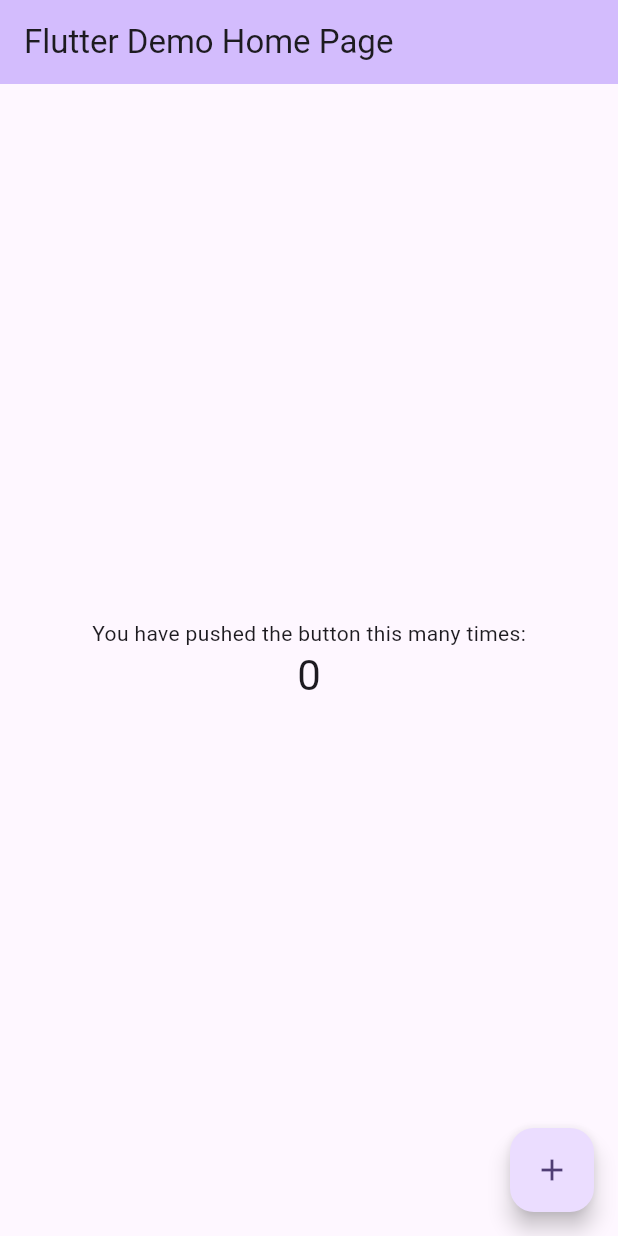
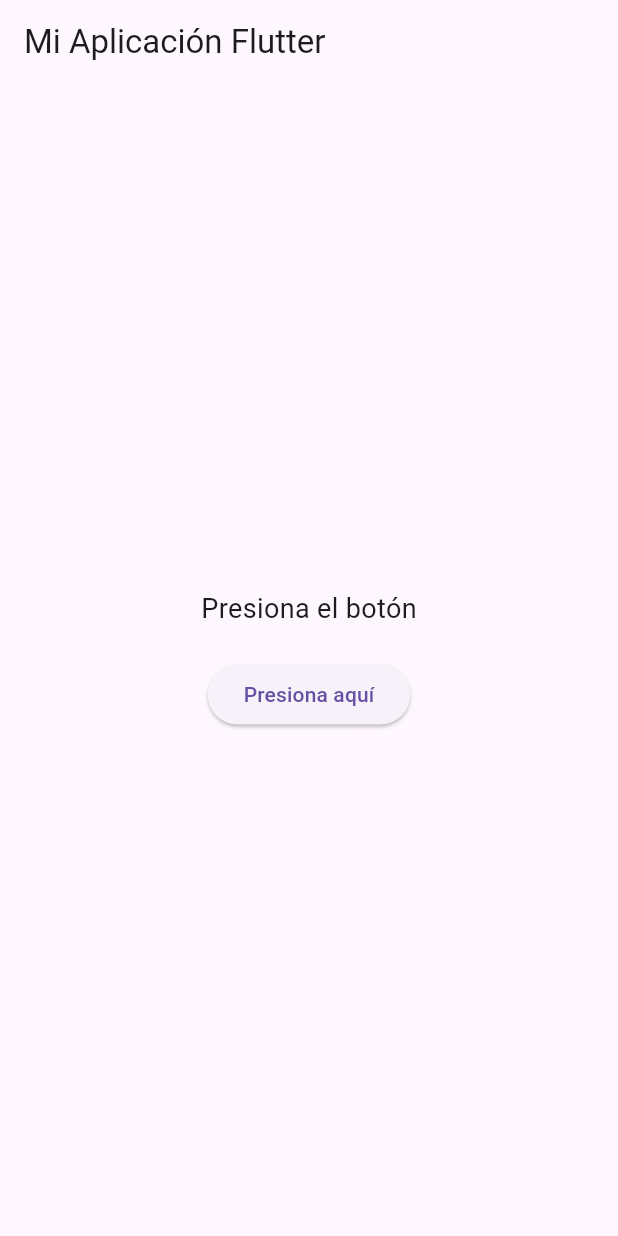
Before and after one commit to juanpispablo200/tareas7, a Flutter app: the screen it shows after launch, on a phone screen of 412 x 824 dp. Run offline on Flutter 3.47's test engine with Material 3 defaults, Android fonts, the phone set to English and light mode, and no system bars.

Commit message:
Cambios en archivo1 y archivo2

```diff
--- a/lib/main.dart
+++ b/lib/main.dart
@@ -1,125 +1,54 @@
 import 'package:flutter/material.dart';
 
 void main() {
-  runApp(const MyApp());
+  runApp(MyApp());
 }
 
 class MyApp extends StatelessWidget {
-  const MyApp({super.key});
-
-  // This widget is the root of your application.
   @override
   Widget build(BuildContext context) {
     return MaterialApp(
-      title: 'Flutter Demo',
-      theme: ThemeData(
-        // This is the theme of your application.
-        //
-        // TRY THIS: Try running your application with "flutter run". You'll see
-        // the application has a purple toolbar. Then, without quitting the app,
-        // try changing the seedColor in the colorScheme below to Colors.green
-        // and then invoke "hot reload" (save your changes or press the "hot
-        // reload" button in a Flutter-supported IDE, or press "r" if you used
-        // the command line to start the app).
-        //
-        // Notice that the counter didn't reset back to zero; the application
-        // state is not lost during the reload. To reset the state, use hot
-        // restart instead.
-        //
-        // This works for code too, not just values: Most code changes can be
-        // tested with just a hot reload.
-        colorScheme: ColorScheme.fromSeed(seedColor: Colors.deepPurple),
-        useMaterial3: true,
-      ),
-      home: const MyHomePage(title: 'Flutter Demo Home Page'),
+      home: MyHomePage(),
     );
   }
 }
 
 class MyHomePage extends StatefulWidget {
-  const MyHomePage({super.key, required this.title});
-
-  // This widget is the home page of your application. It is stateful, meaning
-  // that it has a State object (defined below) that contains fields that affect
-  // how it looks.
-
-  // This class is the configuration for the state. It holds the values (in this
-  // case the title) provided by the parent (in this case the App widget) and
-  // used by the build method of the State. Fields in a Widget subclass are
-  // always marked "final".
-
-  final String title;
-
   @override
-  State<MyHomePage> createState() => _MyHomePageState();
+  _MyHomePageState createState() => _MyHomePageState();
 }
 
 class _MyHomePageState extends State<MyHomePage> {
-  int _counter = 0;
+  String mensaje = 'Presiona el botón';
 
-  void _incrementCounter() {
+  void cambiarMensaje() {
     setState(() {
-      // This call to setState tells the Flutter framework that something has
-      // changed in this State, which causes it to rerun the build method below
-      // so that the display can reflect the updated values. If we changed
-      // _counter without calling setState(), then the build method would not be
-      // called again, and so nothing would appear to happen.
-      _counter++;
+      mensaje = '¡Hola, Flutter!';
     });
   }
 
   @override
   Widget build(BuildContext context) {
-    // This method is rerun every time setState is called, for instance as done
-    // by the _incrementCounter method above.
-    //
-    // The Flutter framework has been optimized to make rerunning build methods
-    // fast, so that you can just rebuild anything that needs updating rather
-    // than having to individually change instances of widgets.
     return Scaffold(
       appBar: AppBar(
-        // TRY THIS: Try changing the color here to a specific color (to
-        // Colors.amber, perhaps?) and trigger a hot reload to see the AppBar
-        // change color while the other colors stay the same.
-        backgroundColor: Theme.of(context).colorScheme.inversePrimary,
-        // Here we take the value from the MyHomePage object that was created by
-        // the App.build method, and use it to set our appbar title.
-        title: Text(widget.title),
+        title: Text('Mi Aplicación Flutter'),
       ),
       body: Center(
-        // Center is a layout widget. It takes a single child and positions it
-        // in the middle of the parent.
         child: Column(
-          // Column is also a layout widget. It takes a list of children and
-          // arranges them vertically. By default, it sizes itself to fit its
-          // children horizontally, and tries to be as tall as its parent.
-          //
-          // Column has various properties to control how it sizes itself and
-          // how it positions its children. Here we use mainAxisAlignment to
-          // center the children vertically; the main axis here is the vertical
-          // axis because Columns are vertical (the cross axis would be
-          // horizontal).
-          //
-          // TRY THIS: Invoke "debug painting" (choose the "Toggle Debug Paint"
-          // action in the IDE, or press "p" in the console), to see the
-          // wireframe for each widget.
           mainAxisAlignment: MainAxisAlignment.center,
           children: <Widget>[
-            const Text(
-              'You have pushed the button this many times:',
+            Text(
+              mensaje,
+              style: TextStyle(fontSize: 18),
             ),
-            Text(
-              '$_counter',
-              style: Theme.of(context).textTheme.headlineMedium,
+            SizedBox(height: 20),
+            ElevatedButton(
+              onPressed: cambiarMensaje,
+              child: Text('Presiona aquí'),
             ),
           ],
         ),
       ),
-      floatingActionButton: FloatingActionButton(
-        onPressed: _incrementCounter,
-        tooltip: 'Increment',
-        child: const Icon(Icons.add),
-      ), // This trailing comma makes auto-formatting nicer for build methods.
     );
   }
 }
```
Also changed, not shown: 1 other file.
